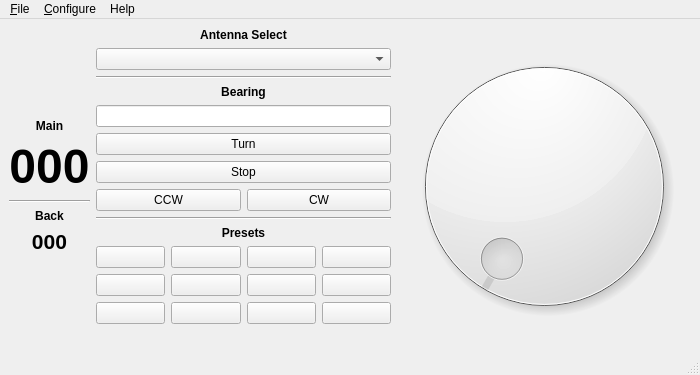
Above: mqt/MqtRotator/rotatormainwindow.ui from zsteva/backup-minos2 before the change. Below: the same form after it.
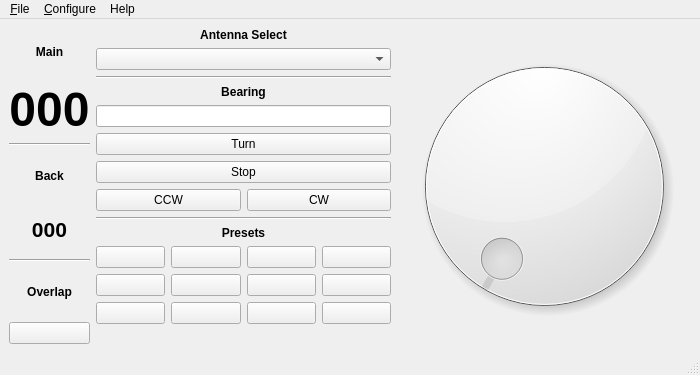
That is the form after the change. Custom widgets are drawn as their Qt base class.

Commit message: created overrun display on gui and started keyboard funtions - keyboard event handler....

```diff
--- a/mqt/MqtRotator/rotatormainwindow.ui
+++ b/mqt/MqtRotator/rotatormainwindow.ui
@@ -26,24 +26,11 @@
    <string>Minos Rotator</string>
   </property>
   <widget class="QWidget" name="centralwidget">
-   <layout class="QHBoxLayout" name="horizontalLayout_2">
+   <layout class="QHBoxLayout" name="horizontalLayout_3">
     <item>
      <layout class="QVBoxLayout" name="verticalLayout">
       <item>
-       <spacer name="verticalSpacer_3">
-        <property name="orientation">
-         <enum>Qt::Vertical</enum>
-        </property>
-        <property name="sizeHint" stdset="0">
-         <size>
-          <width>20</width>
-          <height>40</height>
-         </size>
-        </property>
-       </spacer>
-      </item>
-      <item>
-       <widget class="QLabel" name="label_2">
+       <widget class="QLabel" name="Main">
         <property name="font">
          <font>
           <weight>75</weight>
@@ -76,7 +63,7 @@
        </widget>
       </item>
       <item>
-       <widget class="Line" name="line_3">
+       <widget class="Line" name="line_4">
         <property name="orientation">
          <enum>Qt::Horizontal</enum>
         </property>
@@ -116,17 +103,44 @@
        </widget>
       </item>
       <item>
-       <spacer name="verticalSpacer">
+       <widget class="Line" name="line_3">
         <property name="orientation">
-         <enum>Qt::Vertical</enum>
+         <enum>Qt::Horizontal</enum>
         </property>
-        <property name="sizeHint" stdset="0">
-         <size>
-          <width>20</width>
-          <height>40</height>
-         </size>
+       </widget>
+      </item>
+      <item>
+       <widget class="QLabel" name="overlap">
+        <property name="font">
+         <font>
+          <weight>75</weight>
+          <bold>true</bold>
+         </font>
         </property>
-       </spacer>
+        <property name="text">
+         <string>Overlap</string>
+        </property>
+        <property name="alignment">
+         <set>Qt::AlignCenter</set>
+        </property>
+       </widget>
+      </item>
+      <item>
+       <layout class="QHBoxLayout" name="horizontalLayout_2">
+        <item>
+         <widget class="OverLapWidget" name="overLapDisplay">
+          <property name="minimumSize">
+           <size>
+            <width>75</width>
+            <height>15</height>
+           </size>
+          </property>
+          <property name="text">
+           <string notr="true"/>
+          </property>
+         </widget>
+        </item>
+       </layout>
       </item>
      </layout>
     </item>
@@ -439,6 +453,11 @@
    <extends>QDial</extends>
    <header>minoscompass.h</header>
   </customwidget>
+  <customwidget>
+   <class>OverLapWidget</class>
+   <extends>QPushButton</extends>
+   <header>overlapwidget.h</header>
+  </customwidget>
  </customwidgets>
  <resources/>
  <connections/>
```
Left out of the diff: 2 changed lines with no effect on the pictures. The commit also changes 6 other files.
